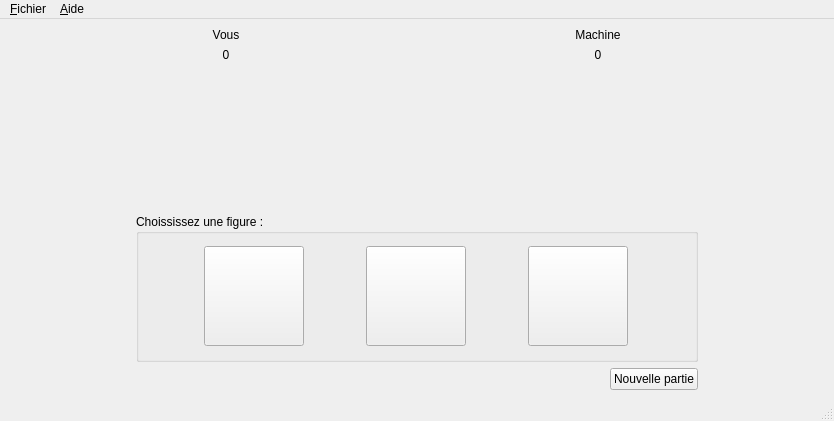
MathisHeriveau/S2.01-Developpement-d-une-application, file V1_SAE-2-01/mainwindow.ui: the form before one commit.
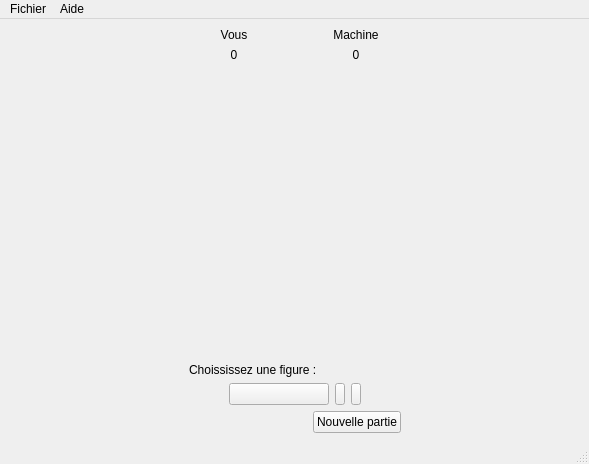
The form after the commit. Icons and pictures are not drawn.

```diff
--- a/V1_SAE-2-01/mainwindow.ui
+++ b/V1_SAE-2-01/mainwindow.ui
@@ -6,16 +6,10 @@
    <rect>
     <x>0</x>
     <y>0</y>
-    <width>834</width>
-    <height>421</height>
+    <width>589</width>
+    <height>464</height>
    </rect>
   </property>
-  <property name="minimumSize">
-   <size>
-    <width>530</width>
-    <height>410</height>
-   </size>
-  </property>
   <property name="windowTitle">
    <string>MainWindow</string>
   </property>
@@ -37,18 +31,31 @@
     <item>
      <layout class="QVBoxLayout" name="layoutSecondaire">
       <item>
-       <layout class="QGridLayout" name="gridLayout">
-        <property name="topMargin">
-         <number>0</number>
-        </property>
-        <property name="rightMargin">
-         <number>10</number>
-        </property>
-        <property name="bottomMargin">
-         <number>20</number>
-        </property>
-        <item row="1" column="3">
-         <layout class="QHBoxLayout" name="horizontalLayout_4">
+       <layout class="QHBoxLayout" name="layoutPlateau">
+        <item>
+         <layout class="QVBoxLayout" name="layoutPlateauJoueur">
+          <item>
+           <widget class="QLabel" name="labelVous">
+            <property name="text">
+             <string>Vous</string>
+            </property>
+            <property name="alignment">
+             <set>Qt::AlignCenter</set>
+            </property>
+           </widget>
+          </item>
+          <item>
+           <widget class="QLabel" name="labelScoreVous">
+            <property name="text">
+             <string>0</string>
+            </property>
+            <property name="alignment">
+             <set>Qt::AlignCenter</set>
+            </property>
+           </widget>
+          </item>
+          <item>
+           <layout class="QHBoxLayout" name="horizontalLayout_3">
           <item>
            <spacer name="horizontalSpacer_4">
             <property name="orientation">
@@ -63,37 +70,28 @@
            </spacer>
           </item>
           <item>
-           <widget class="QLabel" name="iconMachine">
+             <widget class="QLabel" name="iconVous">
             <property name="sizePolicy">
              <sizepolicy hsizetype="Fixed" vsizetype="Fixed">
               <horstretch>10</horstretch>
               <verstretch>10</verstretch>
              </sizepolicy>
             </property>
-            <property name="minimumSize">
-             <size>
-              <width>100</width>
-              <height>100</height>
-             </size>
-            </property>
             <property name="maximumSize">
              <size>
-              <width>100</width>
-              <height>100</height>
+                <width>200</width>
+                <height>200</height>
              </size>
             </property>
             <property name="text">
              <string/>
             </property>
             <property name="pixmap">
-             <pixmap resource="ressourcesChifoumi.qrc">:/chifoumi/images/pierre.gif</pixmap>
+               <pixmap resource="ressourcesChifoumi.qrc">:/chifoumi/images/ciseau.gif</pixmap>
             </property>
             <property name="scaledContents">
              <bool>true</bool>
             </property>
-            <property name="alignment">
-             <set>Qt::AlignCenter</set>
-            </property>
            </widget>
           </item>
           <item>
@@ -111,130 +109,50 @@
           </item>
          </layout>
         </item>
-        <item row="1" column="1">
-         <layout class="QHBoxLayout" name="horizontalLayout_5">
-          <property name="rightMargin">
-           <number>0</number>
-          </property>
           <item>
-           <spacer name="horizontalSpacer_6">
+           <spacer name="verticalSpacer_2">
             <property name="orientation">
-             <enum>Qt::Horizontal</enum>
+             <enum>Qt::Vertical</enum>
             </property>
             <property name="sizeHint" stdset="0">
              <size>
-              <width>40</width>
-              <height>20</height>
+              <width>20</width>
+              <height>40</height>
              </size>
             </property>
            </spacer>
           </item>
+         </layout>
+        </item>
+        <item>
+         <layout class="QVBoxLayout" name="layoutPlateauCentre">
           <item>
            <widget class="QLabel" name="label_8">
-            <property name="minimumSize">
-             <size>
-              <width>100</width>
-              <height>100</height>
-             </size>
-            </property>
-            <property name="maximumSize">
-             <size>
-              <width>100</width>
-              <height>100</height>
-             </size>
-            </property>
             <property name="text">
              <string/>
             </property>
             <property name="pixmap">
              <pixmap resource="ressourcesChifoumi.qrc">:/chifoumi/images/versus.gif</pixmap>
             </property>
-            <property name="alignment">
-             <set>Qt::AlignCenter</set>
-            </property>
            </widget>
           </item>
           <item>
-           <spacer name="horizontalSpacer_7">
+           <spacer name="verticalSpacer">
             <property name="orientation">
-             <enum>Qt::Horizontal</enum>
+             <enum>Qt::Vertical</enum>
             </property>
             <property name="sizeHint" stdset="0">
              <size>
-              <width>40</width>
-              <height>20</height>
+              <width>20</width>
+              <height>40</height>
              </size>
             </property>
            </spacer>
           </item>
          </layout>
         </item>
-        <item row="1" column="0">
-         <layout class="QHBoxLayout" name="horizontalLayout_3">
           <item>
-           <spacer name="horizontalSpacer">
-            <property name="orientation">
-             <enum>Qt::Horizontal</enum>
-            </property>
-            <property name="sizeHint" stdset="0">
-             <size>
-              <width>40</width>
-              <height>20</height>
-             </size>
-            </property>
-           </spacer>
-          </item>
-          <item>
-           <widget class="QLabel" name="iconVous">
-            <property name="sizePolicy">
-             <sizepolicy hsizetype="Fixed" vsizetype="Fixed">
-              <horstretch>10</horstretch>
-              <verstretch>10</verstretch>
-             </sizepolicy>
-            </property>
-            <property name="minimumSize">
-             <size>
-              <width>100</width>
-              <height>100</height>
-             </size>
-            </property>
-            <property name="maximumSize">
-             <size>
-              <width>100</width>
-              <height>100</height>
-             </size>
-            </property>
-            <property name="text">
-             <string/>
-            </property>
-            <property name="pixmap">
-             <pixmap resource="ressourcesChifoumi.qrc">:/chifoumi/images/ciseau.gif</pixmap>
-            </property>
-            <property name="scaledContents">
-             <bool>true</bool>
-            </property>
-            <property name="alignment">
-             <set>Qt::AlignCenter</set>
-            </property>
-           </widget>
-          </item>
-          <item>
-           <spacer name="horizontalSpacer_2">
-            <property name="orientation">
-             <enum>Qt::Horizontal</enum>
-            </property>
-            <property name="sizeHint" stdset="0">
-             <size>
-              <width>40</width>
-              <height>20</height>
-             </size>
-            </property>
-           </spacer>
-          </item>
-         </layout>
-        </item>
-        <item row="0" column="3">
-         <layout class="QVBoxLayout" name="verticalLayout_7">
+         <layout class="QVBoxLayout" name="layoutPlateauMachine">
           <item>
            <widget class="QLabel" name="labelMachine">
             <property name="text">
@@ -255,39 +173,63 @@
             </property>
            </widget>
           </item>
-         </layout>
-        </item>
-        <item row="0" column="0">
-         <layout class="QVBoxLayout" name="verticalLayout_5">
-          <property name="topMargin">
-           <number>0</number>
-          </property>
+          <item>
+           <layout class="QHBoxLayout" name="horizontalLayout_7">
+            <item>
+             <spacer name="horizontalSpacer_6">
+              <property name="orientation">
+               <enum>Qt::Horizontal</enum>
+              </property>
+              <property name="sizeHint" stdset="0">
+               <size>
+                <width>40</width>
+                <height>20</height>
+               </size>
+              </property>
+             </spacer>
+            </item>
           <item>
-           <widget class="QLabel" name="labelVous">
+             <widget class="QLabel" name="iconMachine">
+              <property name="sizePolicy">
+               <sizepolicy hsizetype="Fixed" vsizetype="Fixed">
+                <horstretch>10</horstretch>
+                <verstretch>10</verstretch>
+               </sizepolicy>
+              </property>
+              <property name="maximumSize">
+               <size>
+                <width>200</width>
+                <height>200</height>
+               </size>
+              </property>
             <property name="text">
-             <string>Vous</string>
-            </property>
-            <property name="alignment">
-             <set>Qt::AlignCenter</set>
-            </property>
+               <string/>
+              </property>
+              <property name="pixmap">
+               <pixmap resource="ressourcesChifoumi.qrc">:/chifoumi/images/pierre.gif</pixmap>
+              </property>
+              <property name="scaledContents">
+               <bool>true</bool>
+              </property>
            </widget>
           </item>
           <item>
-           <widget class="QLabel" name="labelScoreVous">
-            <property name="text">
-             <string>0</string>
-            </property>
-            <property name="alignment">
-             <set>Qt::AlignCenter</set>
-            </property>
-           </widget>
+             <spacer name="horizontalSpacer_7">
+              <property name="orientation">
+               <enum>Qt::Horizontal</enum>
+              </property>
+              <property name="sizeHint" stdset="0">
+               <size>
+                <width>40</width>
+                <height>20</height>
+               </size>
+              </property>
+             </spacer>
           </item>
          </layout>
         </item>
-       </layout>
-      </item>
       <item>
-       <spacer name="verticalSpacer">
+           <spacer name="verticalSpacer_3">
         <property name="orientation">
          <enum>Qt::Vertical</enum>
         </property>
@@ -298,21 +240,35 @@
          </size>
         </property>
        </spacer>
+          </item>
+         </layout>
+        </item>
+       </layout>
       </item>
       <item>
        <layout class="QVBoxLayout" name="verticalLayout">
         <item>
-         <widget class="QGroupBox" name="boxCoups">
-          <property name="minimumSize">
-           <size>
-            <width>319</width>
-            <height>148</height>
-           </size>
-          </property>
-          <property name="title">
+         <widget class="QLabel" name="label_5">
+          <property name="text">
            <string>Choississez une figure :</string>
           </property>
-          <layout class="QHBoxLayout" name="horizontalLayout_7">
+         </widget>
+        </item>
+        <item>
+         <layout class="QHBoxLayout" name="horizontalLayout">
+          <item>
+           <spacer name="horizontalSpacer">
+            <property name="orientation">
+             <enum>Qt::Horizontal</enum>
+            </property>
+            <property name="sizeHint" stdset="0">
+             <size>
+              <width>40</width>
+              <height>20</height>
+             </size>
+            </property>
+           </spacer>
+          </item>
            <item>
             <widget class="QPushButton" name="iconPierre">
              <property name="sizePolicy">
@@ -323,8 +279,8 @@
              </property>
              <property name="minimumSize">
               <size>
-               <width>100</width>
-               <height>100</height>
+              <width>10</width>
+              <height>10</height>
               </size>
              </property>
              <property name="maximumSize">
@@ -348,8 +304,8 @@
              </property>
              <property name="iconSize">
               <size>
-               <width>100</width>
-               <height>100</height>
+              <width>60</width>
+              <height>60</height>
               </size>
              </property>
             </widget>
@@ -364,8 +320,8 @@
              </property>
              <property name="minimumSize">
               <size>
-               <width>100</width>
-               <height>100</height>
+              <width>10</width>
+              <height>10</height>
               </size>
              </property>
              <property name="maximumSize">
@@ -383,8 +339,8 @@
              </property>
              <property name="iconSize">
               <size>
-               <width>100</width>
-               <height>100</height>
+              <width>60</width>
+              <height>60</height>
               </size>
              </property>
             </widget>
@@ -399,8 +355,8 @@
              </property>
              <property name="minimumSize">
               <size>
-               <width>100</width>
-               <height>100</height>
+              <width>10</width>
+              <height>10</height>
               </size>
              </property>
              <property name="maximumSize">
@@ -418,20 +374,29 @@
              </property>
              <property name="iconSize">
               <size>
-               <width>100</width>
-               <height>100</height>
+              <width>60</width>
+              <height>60</height>
               </size>
              </property>
             </widget>
            </item>
-          </layout>
-         </widget>
+          <item>
+           <spacer name="horizontalSpacer_2">
+            <property name="orientation">
+             <enum>Qt::Horizontal</enum>
+            </property>
+            <property name="sizeHint" stdset="0">
+             <size>
+              <width>40</width>
+              <height>20</height>
+             </size>
+            </property>
+           </spacer>
+          </item>
+         </layout>
         </item>
         <item>
          <layout class="QHBoxLayout" name="horizontalLayout_2">
-          <item>
-           <layout class="QHBoxLayout" name="horizontalLayout"/>
-          </item>
           <item>
            <spacer name="horizontalSpacer_3">
             <property name="orientation">
@@ -478,18 +443,18 @@
     <rect>
      <x>0</x>
      <y>0</y>
-     <width>834</width>
+     <width>589</width>
      <height>21</height>
     </rect>
    </property>
    <widget class="QMenu" name="menuFichier">
     <property name="title">
-     <string>&amp;Fichier</string>
+     <string>Fichier</string>
     </property>
    </widget>
    <widget class="QMenu" name="menuAide">
     <property name="title">
-     <string>&amp;Aide</string>
+     <string>Aide</string>
     </property>
    </widget>
    <addaction name="menuFichier"/>
```
Lines whose indentation alone changed are shown as unchanged.
